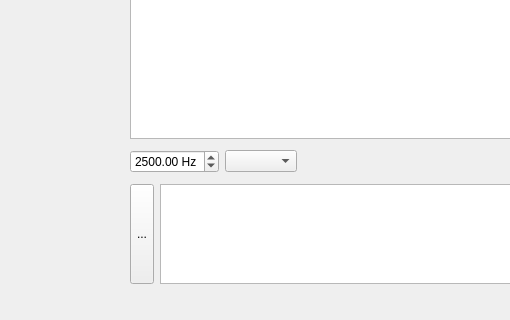
First picture: the form in src/UI/pyqt/main_window.ui, repository BimBim134/vibe-audioModem, before the edit; both pictures show x 0 to 510 and y 597 to 917 of the 893 by 917 pixel window.
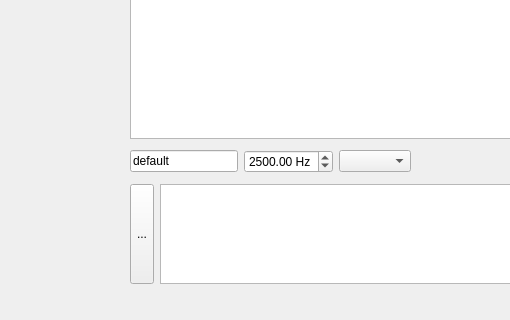
Second picture: the form after the edit.

Commit message: sender name gets passed onto the PDU transmitted

The edit to the form file:
```diff
--- a/src/UI/pyqt/main_window.ui
+++ b/src/UI/pyqt/main_window.ui
@@ -148,6 +148,19 @@
           <property name="bottomMargin">
            <number>5</number>
           </property>
+          <item>
+           <widget class="QLineEdit" name="senderName">
+            <property name="sizePolicy">
+             <sizepolicy hsizetype="Minimum" vsizetype="Fixed">
+              <horstretch>0</horstretch>
+              <verstretch>0</verstretch>
+             </sizepolicy>
+            </property>
+            <property name="text">
+             <string>default</string>
+            </property>
+           </widget>
+          </item>
           <item>
            <widget class="QDoubleSpinBox" name="CarrierFrequency">
             <property name="frame">
```
The commit also changes 2 other files.
